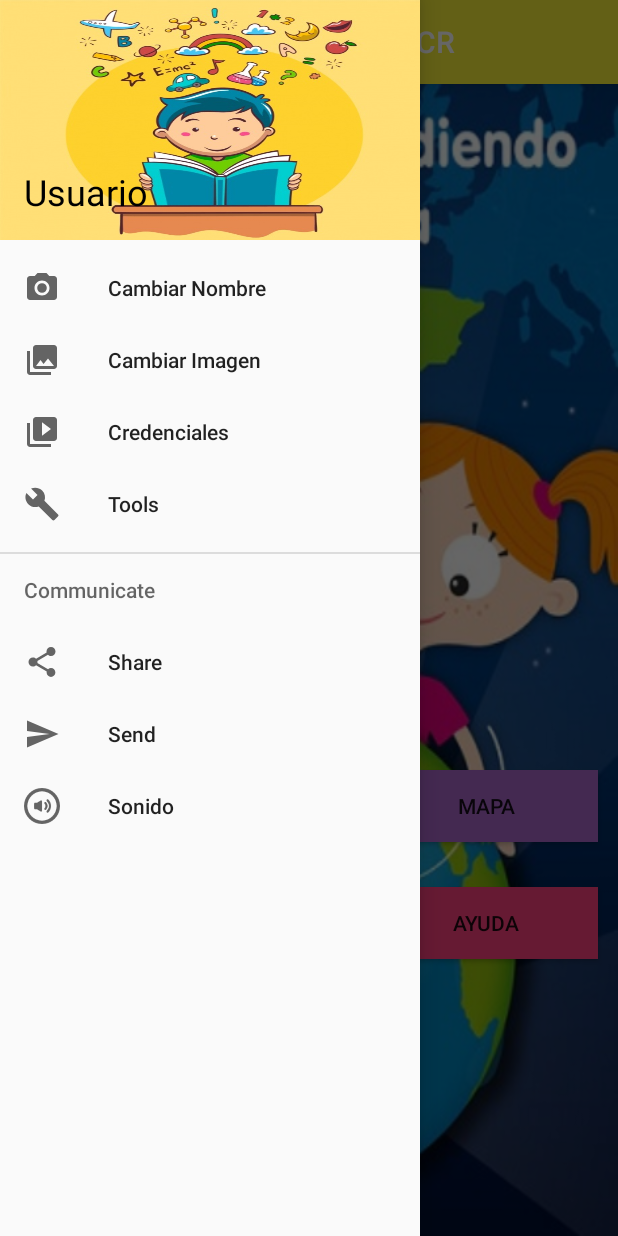
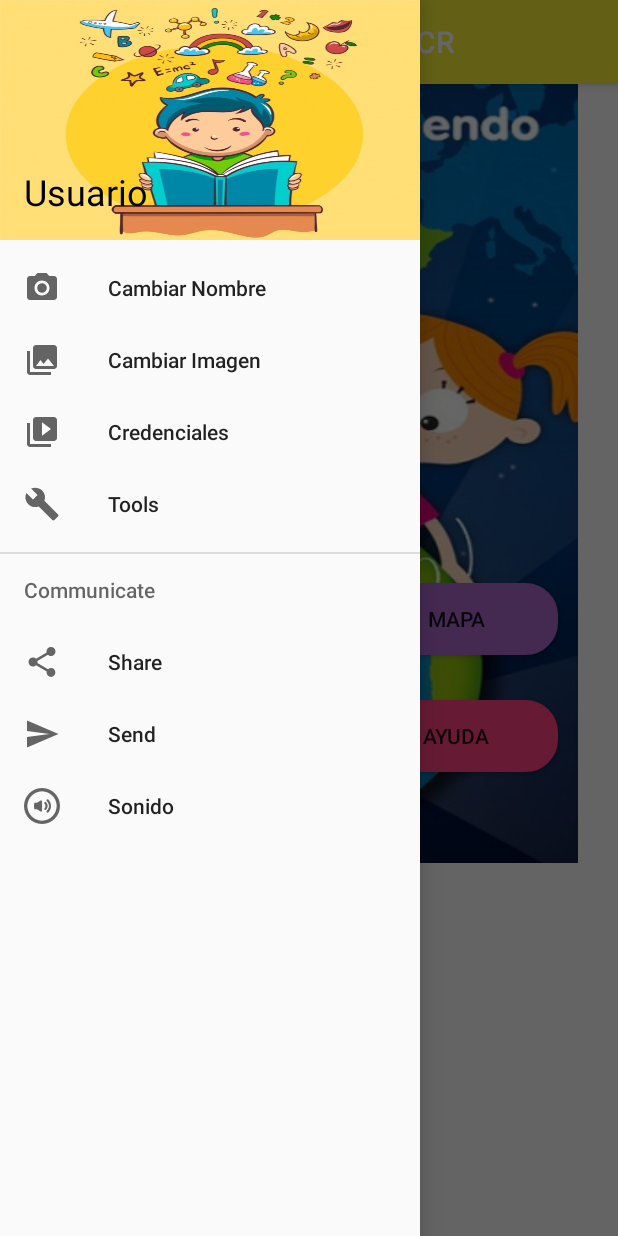
Before and after one commit to JeanCarlo14/GeoMapCR, an Android app: the screen it shows after launch (MenuPrincipal), with the side drawer open, on a phone screen of 412 x 824 dp. Run offline under Robolectric (Android 15) with nearby library versions, the phone set to English and light mode, and no system bars.

Commit message:
Cambios
Cambios Arreglo

```diff
--- a/app/src/main/AndroidManifest.xml
+++ b/app/src/main/AndroidManifest.xml
@@ -19,7 +19,6 @@
         android:roundIcon="@mipmap/ic_launcher_round"
         android:supportsRtl="true"
         android:theme="@style/AppTheme">
-        <activity android:name=".MainMenu" />
         <activity android:name=".Jugar" />
         <!--
              The API key for Google Maps-based APIs is defined as a string resource.
--- a/app/src/main/java/com/example/usuario/geomapcr/Resultados.java
+++ b/app/src/main/java/com/example/usuario/geomapcr/Resultados.java
@@ -30,9 +30,9 @@ public class Resultados extends AppCompatActivity {
         buenas.setText(String.valueOf(puntos1));
         malas.setText(String.valueOf(puntos2));
         if(puntos1!=0)
-            puntosTotal=(puntos1*100)/(puntos1+puntos2);
+            puntosTotal =(float)(puntos1*100)/(puntos1+puntos2);
 
-        nota.setText(String.valueOf(puntosTotal));
+        nota.setText(String.valueOf(puntosTotal).substring(0,4));
 
         OnclickDelButton(R.id.again);
         OnclickDelButton(R.id.inicio);
--- a/app/src/main/res/layout/content_menu_principal.xml
+++ b/app/src/main/res/layout/content_menu_principal.xml
@@ -7,76 +7,82 @@
     app:layout_behavior="@string/appbar_scrolling_view_behavior"
     tools:context="com.example.usuario.geomapcr.MenuPrincipal"
     tools:showIn="@layout/app_bar_menu_principal">
+
     <RelativeLayout
-    android:layout_width="match_parent"
-    android:layout_height="match_parent"
+        android:layout_width="385dp"
+        android:layout_height="519dp"
         android:background="@drawable/fondo"
-    tools:layout_editor_absoluteY="8dp"
-    tools:layout_editor_absoluteX="8dp">
+        tools:layout_editor_absoluteX="3dp"
+        tools:layout_editor_absoluteY="2dp">
 
         <Button
-        android:text="Ayuda"
+            android:id="@+id/btnAyuda"
             android:layout_width="wrap_content"
             android:layout_height="wrap_content"
+            android:layout_alignEnd="@+id/btnMapa"
+            android:layout_alignLeft="@+id/btnMapa"
+            android:layout_alignRight="@+id/btnMapa"
+            android:layout_alignStart="@+id/btnMapa"
             android:layout_below="@+id/btnMapa"
-        android:layout_alignRight="@+id/btnMapa"
-        android:layout_alignEnd="@+id/btnMapa"
             android:layout_marginTop="30dp"
-        android:id="@+id/btnAyuda"
-        android:background="?attr/colorAccent"
-        android:layout_alignLeft="@+id/btnMapa"
-        android:layout_alignStart="@+id/btnMapa" />
+            android:background="@drawable/borde_redondo"
+            android:backgroundTint="@color/colorAccent"
+            android:text="Ayuda" />
 
         <Button
-        android:text="Relax"
+            android:id="@+id/btnRelax"
             android:layout_width="wrap_content"
             android:layout_height="wrap_content"
-        android:layout_marginTop="29dp"
-        android:id="@+id/btnRelax"
-        android:background="@android:color/holo_red_dark"
-        android:layout_below="@+id/btnTest"
+            android:layout_alignBottom="@+id/btnAyuda"
             android:layout_alignParentLeft="true"
             android:layout_alignParentStart="true"
-        android:layout_alignBottom="@+id/btnAyuda"
+            android:layout_below="@+id/btnTest"
+            android:layout_marginTop="29dp"
             android:layout_toLeftOf="@+id/btnJugar"
-        android:layout_toStartOf="@+id/btnJugar" />
+            android:layout_toStartOf="@+id/btnJugar"
+            android:background="@drawable/borde_redondo"
+            android:backgroundTint="@android:color/holo_red_dark"
+            android:text="Relax" />
 
         <Button
-        android:text="Mapa"
+            android:id="@+id/btnMapa"
             android:layout_width="wrap_content"
             android:layout_height="wrap_content"
-        android:id="@+id/btnMapa"
-        android:background="@android:color/holo_purple"
-        android:layout_marginRight="13dp"
-        android:layout_marginEnd="13dp"
             android:layout_alignBaseline="@+id/btnTest"
             android:layout_alignBottom="@+id/btnTest"
+            android:layout_alignParentEnd="true"
             android:layout_alignParentRight="true"
-        android:layout_alignParentEnd="true"
+            android:layout_marginEnd="13dp"
+            android:layout_marginRight="13dp"
+            android:layout_toEndOf="@+id/btnJugar"
             android:layout_toRightOf="@+id/btnJugar"
-        android:layout_toEndOf="@+id/btnJugar" />
+            android:background="@drawable/borde_redondo"
+            android:backgroundTint="@android:color/holo_purple"
+            android:text="Mapa" />
 
         <Button
-        android:text="Jugar"
+            android:id="@+id/btnJugar"
             android:layout_width="wrap_content"
             android:layout_height="wrap_content"
-        android:id="@+id/btnJugar"
-        android:background="?android:attr/colorMultiSelectHighlight"
+            android:layout_centerHorizontal="true"
             android:layout_centerVertical="true"
-        android:layout_centerHorizontal="true" />
+            android:background="@drawable/borde_redondo"
+            android:backgroundTint="?android:attr/colorMultiSelectHighlight"
+            android:text="Jugar" />
 
         <Button
-        android:text="Test"
+            android:id="@+id/btnTest"
             android:layout_width="wrap_content"
             android:layout_height="wrap_content"
-        android:layout_marginTop="49dp"
-        android:id="@+id/btnTest"
-        android:background="@android:color/holo_blue_bright"
-        android:layout_below="@+id/btnJugar"
+            android:layout_alignEnd="@+id/btnRelax"
             android:layout_alignParentLeft="true"
             android:layout_alignParentStart="true"
             android:layout_alignRight="@+id/btnRelax"
-        android:layout_alignEnd="@+id/btnRelax" />
+            android:layout_below="@+id/btnJugar"
+            android:layout_marginTop="49dp"
+            android:background="@drawable/borde_redondo"
+            android:backgroundTint="@android:color/holo_blue_bright"
+            android:text="Test" />
 
     </RelativeLayout>
 </android.support.constraint.ConstraintLayout>
```
Also changed, not shown: app/src/main/java/com/example/usuario/geomapcr/Jugar.java (+101 -57 lines), app/src/main/java/com/example/usuario/geomapcr/MainMenu.java (deleted, +0 -263 lines), app/src/main/res/layout/activity_main_menu.xml (deleted, +0 -73 lines), app/src/main/res/layout/activity_resultados.xml (+52 -44 lines). Lines whose indentation alone changed are shown as unchanged.
